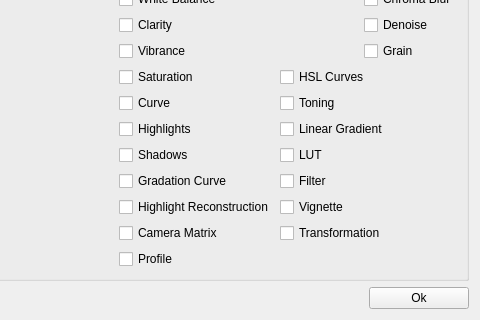
Qt form platform/qt/ReceiptCopyMaskDialog.ui (ilia3101/MLV-App) before a commit; both pictures show x 232 to 712 and y 129 to 449 of the 712 by 449 pixel window.
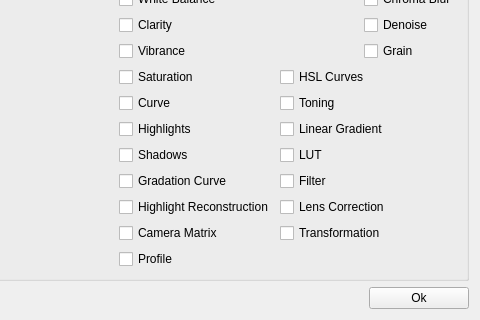
The same form after that commit.

Commit message: Added Chromatic Abberation Correction ToDo: move RAW WB balance code to extra functions, and run it just once and not twice

What changed in the file:
```diff
--- a/platform/qt/ReceiptCopyMaskDialog.ui
+++ b/platform/qt/ReceiptCopyMaskDialog.ui
@@ -367,7 +367,7 @@
         <item row="9" column="4" colspan="2">
          <widget class="QCheckBox" name="checkBoxVignette">
           <property name="text">
-           <string>Vignette</string>
+           <string>Lens Correction</string>
           </property>
          </widget>
         </item>
```
The commit also changes 12 other files.
